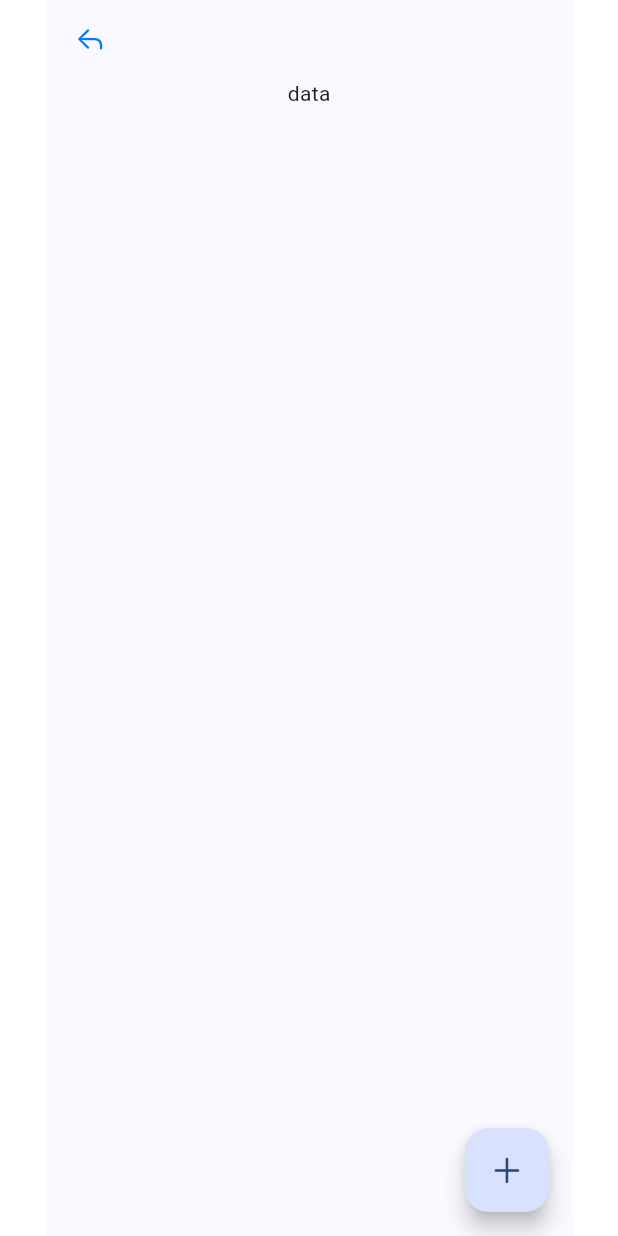
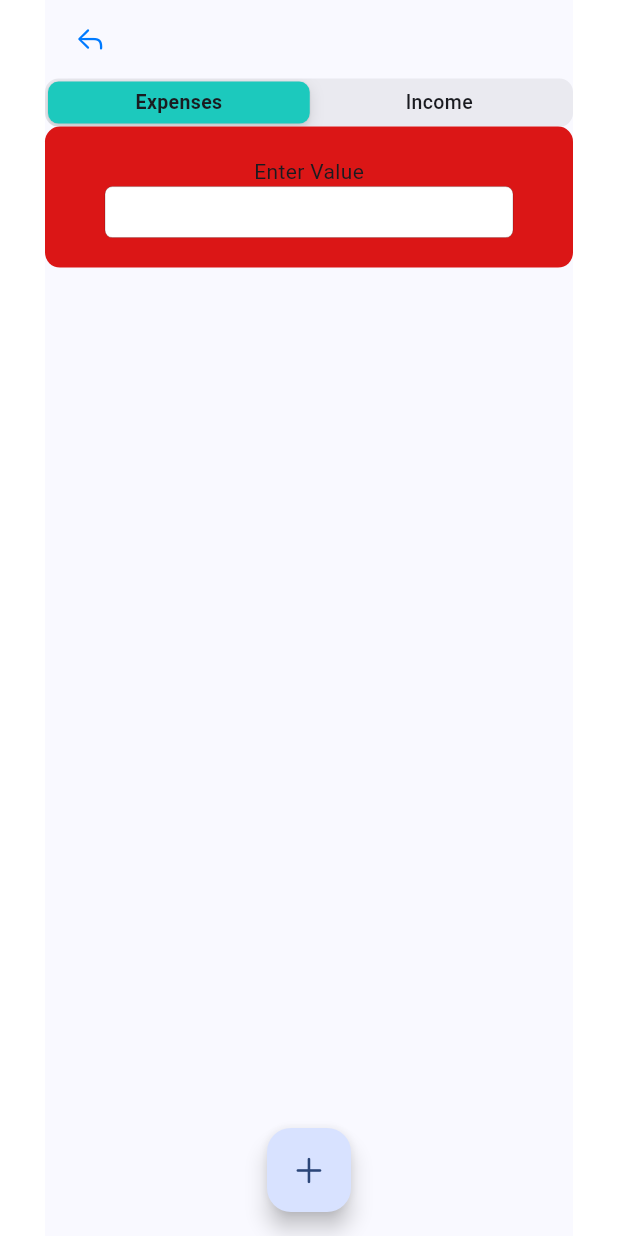
Before and after one commit to aliakseyNiaklesa/wallet, a Flutter app: the screen it shows after launch, after a tap on an icon or button, on a phone screen of 412 x 824 dp. Run offline on Flutter 3.47's test engine with Material 3 defaults, Android fonts, the phone set to English and light mode, and no system bars; our stand-ins replace flutter_riverpod, go_router.

Commit message:
Added input

```diff
--- /dev/null
+++ b/lib/src/features/main_input.dart
@@ -0,0 +1,34 @@
+import 'package:flutter/cupertino.dart';
+import 'package:flutter/services.dart';
+import 'package:flutter_riverpod/flutter_riverpod.dart';
+
+class MainInput extends ConsumerWidget {
+  final TextEditingController controller;
+
+  const MainInput({
+    required this.controller,
+  });
+
+  @override
+  Widget build(BuildContext context, WidgetRef ref) {
+    return Container(
+      decoration: BoxDecoration(
+          borderRadius: BorderRadius.circular(10),
+          color: Color.fromRGBO(219, 22, 22, 100)),
+      padding: EdgeInsets.symmetric(horizontal: 40, vertical: 20),
+      child: Column(
+        children: [
+          Text('Enter Value'),
+          CupertinoTextField(
+            maxLength: 10,
+            controller: controller,
+            keyboardType: TextInputType.number,
+            inputFormatters: <TextInputFormatter>[
+              FilteringTextInputFormatter.digitsOnly
+            ],
+          )
+        ],
+      ),
+    );
+  }
+}
--- a/lib/src/router.dart
+++ b/lib/src/router.dart
@@ -14,7 +14,7 @@ final GoRouter router = GoRouter(
     GoRoute(
       path: '/add',
       builder: (BuildContext context, GoRouterState state) {
-        return const Add();
+        return Add();
       },
     ),
   ],
--- a/lib/src/screens/add.dart
+++ b/lib/src/screens/add.dart
@@ -1,30 +1,55 @@
 import 'package:flutter/cupertino.dart';
 import 'package:flutter/material.dart';
 import 'package:flutter_riverpod/flutter_riverpod.dart';
+import 'package:go_router/go_router.dart';
+import 'package:wallet/src/features/main_input.dart';
 import 'package:wallet/src/features/side_header.dart';
+import 'package:wallet/src/features/way_toggle.dart';
+import 'package:wallet/src/services/budget.dart';
 import 'package:wallet/src/services/way.dart';
 
 class Add extends ConsumerWidget {
-  const Add({super.key});
+  final TextEditingController _controller = TextEditingController();
+
+  Add({super.key});
+
+  @override
+  void dispose() {
+    _controller.dispose();
+    // super.dispose();
+  }
 
   @override
   Widget build(BuildContext context, WidgetRef ref) {
     final way = ref.watch(wayProvider);
     handleOnAdd() {
-      print(way);
+      print(_controller.text);
+      if (way == WAY.income) {
+        ref.read(budgetProvider.notifier).add(int.parse(_controller.text));
+      } else {
+        ref.read(budgetProvider.notifier).remove(int.parse(_controller.text));
+      }
+      context.go('/');
     }
 
     return CupertinoPageScaffold(
         child: Padding(
       padding: const EdgeInsets.symmetric(horizontal: 30),
       child: Scaffold(
+        floatingActionButtonLocation: FloatingActionButtonLocation.centerFloat,
         floatingActionButton: FloatingActionButton(
           onPressed: handleOnAdd,
           child: Icon(CupertinoIcons.add),
         ),
         body: SafeArea(
           child: Column(
-            children: [SideHeader(), Text('data')],
+            children: [
+              SideHeader(),
+              const WayToggle(),
+              MainInput(
+                controller: _controller,
+              )
+            ],
           ),
         ),
       ),
--- a/lib/src/screens/home.dart
+++ b/lib/src/screens/home.dart
@@ -28,7 +28,7 @@ class Home extends ConsumerWidget {
         child: Padding(
       padding: const EdgeInsets.symmetric(horizontal: 30),
       child: Scaffold(
-        floatingActionButton: FloatingActionButton(
+        floatingActionButtonLocation: FloatingActionButtonLocation.centerFloat,        floatingActionButton: FloatingActionButton(
           onPressed: handleOnAdd,
           child: Icon(CupertinoIcons.add),
         ),
--- a/lib/src/services/budget.dart
+++ b/lib/src/services/budget.dart
@@ -4,11 +4,11 @@ import 'package:flutter_riverpod/flutter_riverpod.dart';
 class Budget extends StateNotifier<int> {
   Budget() : super(0);
 
-  void plus(int mount) {
+  void add(int mount) {
     state = state + mount;
   }
 
-  void minus(int mount) {
+  void remove(int mount) {
     state = state - mount;
   }
 }
```
